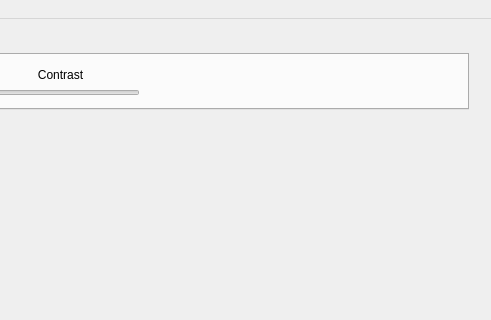
First picture: the form in HW02/myui.ui, repository WesleyCh3n/Img-Processing, before the edit; both pictures show x 412 to 903 and y 0 to 320 of the 903 by 536 pixel window.
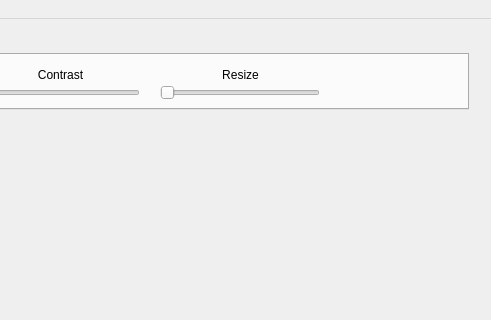
Second picture: the form after the edit. The open tabs and pages were chosen to show the change.

```diff
--- a/HW02/myui.ui
+++ b/HW02/myui.ui
@@ -161,9 +161,38 @@
        <set>Qt::AlignCenter</set>
       </property>
      </widget>
+     <widget class="QSlider" name="reSlider">
+      <property name="geometry">
+       <rect>
+        <x>560</x>
+        <y>30</y>
+        <width>160</width>
+        <height>16</height>
+       </rect>
+      </property>
+      <property name="orientation">
+       <enum>Qt::Horizontal</enum>
+      </property>
+     </widget>
+     <widget class="QLabel" name="label_4">
+      <property name="geometry">
+       <rect>
+        <x>580</x>
+        <y>10</y>
+        <width>121</width>
+        <height>20</height>
+       </rect>
+      </property>
+      <property name="text">
+       <string>Resize</string>
+      </property>
+      <property name="alignment">
+       <set>Qt::AlignCenter</set>
+      </property>
+     </widget>
     </widget>
    </widget>
-   <widget class="QWidget" name="">
+   <widget class="QWidget" name="layoutWidget">
     <property name="geometry">
      <rect>
       <x>430</x>
```
Left out of the diff: 2 changed lines with no effect on the pictures.
